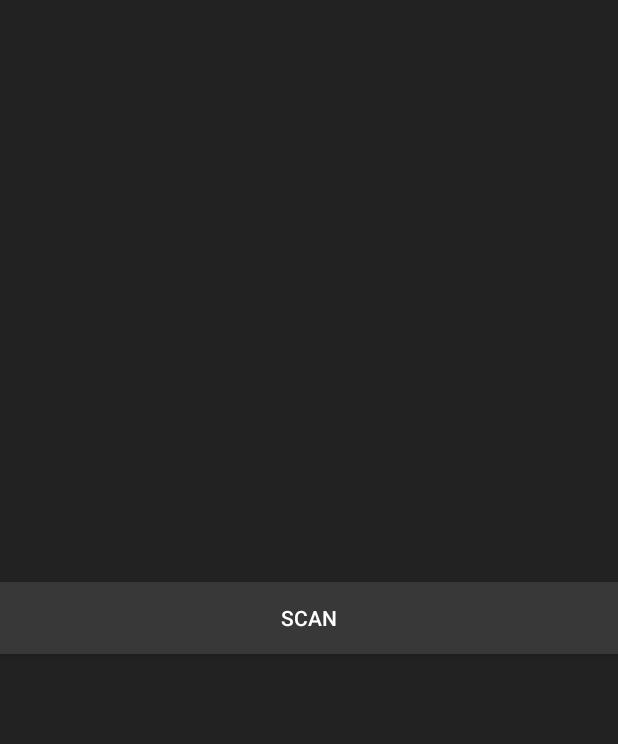
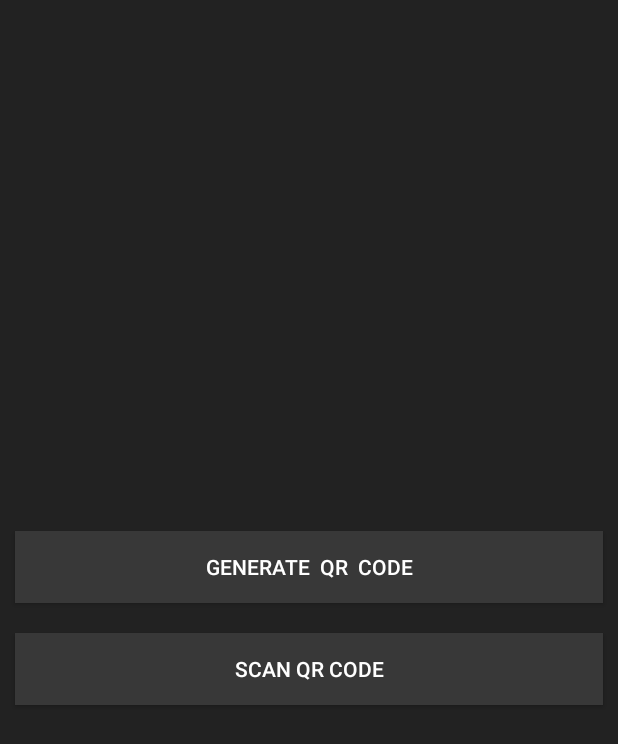
Before and after one commit to undiscovered-genius/Scanner, an Android app: the layout activity_main.xml on its own in the app's theme, with its tools: preview values and no code run, on a phone screen of 412 x 824 dp. Shown: the top 744 px of the screen. Run offline under Robolectric (Android 15) with nearby library versions, the phone set to English and light mode, and no system bars.

```diff
--- a/app/src/main/res/layout/activity_main.xml
+++ b/app/src/main/res/layout/activity_main.xml
@@ -6,15 +6,26 @@
     android:layout_height="match_parent"
     android:background="#222222"
     android:gravity="center"
-    android:orientation="horizontal"
+    android:orientation="vertical"
     tools:context=".MainActivity">
 
     <Button
+        android:id="@+id/generate"
+        android:layout_width="match_parent"
+        android:layout_height="wrap_content"
+        android:background="#383838"
+        android:text="Generate  QR  Code"
+        android:layout_margin="10dp"
+        android:textColor="#fff"
+        android:layout_marginBottom="20dp"/>
+    <Button
+        android:id="@+id/scan"
         android:layout_width="match_parent"
         android:layout_height="wrap_content"
         android:background="#383838"
         android:onClick="scan"
-        android:text="scan"
+        android:layout_margin="10dp"
+        android:text="Scan QR Code"
         android:textColor="#fff" />
 
 </LinearLayout>
```
Also changed, not shown: app/build.gradle (+4 -3 lines), app/src/main/AndroidManifest.xml (+5 -4 lines), app/src/main/java/com/example/scanner/GenerateActivity.java (added, +65 -0 lines), app/src/main/java/com/example/scanner/MainActivity.java (+12 -0 lines), app/src/main/res/layout/activity_generate.xml (added, +60 -0 lines), app/src/main/res/drawable/Screenshot_scan_display.png (deleted), app/src/main/res/drawable/screenshot_scan_generate.png (added), app/src/main/res/drawable/screenshot_scan_home.png (added), app/src/main/res/drawable/screenshot_scan_result.png (renamed from app/src/main/res/drawable/Screenshot_scan_result.png), app/src/main/res/drawable/screenshot_scanner.png (renamed from app/src/main/res/drawable/Screenshot_scanner.png), 1 other file.
